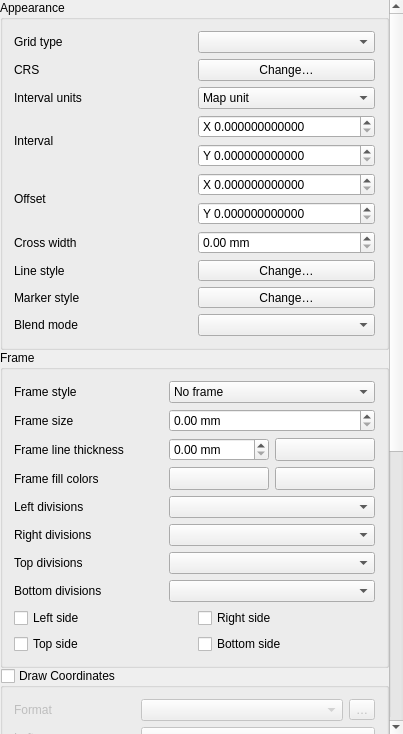
Old version of the form src/ui/layout/qgslayoutmapgridwidgetbase.ui in the repository qgis/QGIS.
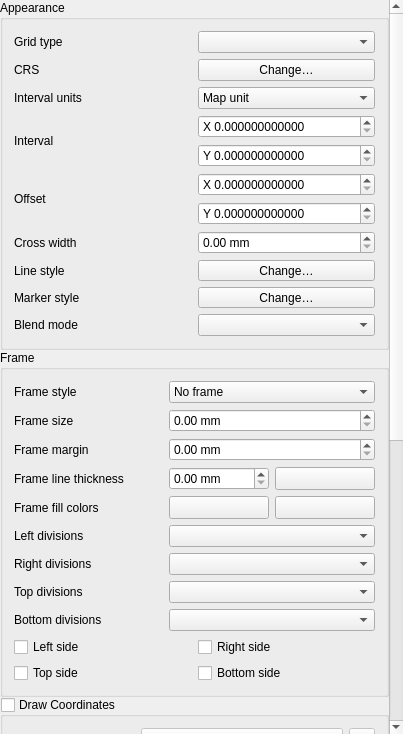
New version of the form. Icons and pictures are not drawn. Custom widgets are drawn as their Qt base class.

Commit message: [FEATURE] [needs-docs] Add the grid frame MARGIN In the "Print Layout" map grid

What changed in the file:
```diff
--- a/src/ui/layout/qgslayoutmapgridwidgetbase.ui
+++ b/src/ui/layout/qgslayoutmapgridwidgetbase.ui
@@ -330,14 +330,14 @@
             </property>
            </widget>
           </item>
-          <item row="2" column="0">
+          <item row="3" column="0">
            <widget class="QLabel" name="mFramePenLabel">
             <property name="text">
              <string>Frame line thickness</string>
             </property>
            </widget>
           </item>
-          <item row="2" column="1">
+          <item row="3" column="1">
            <widget class="QgsDoubleSpinBox" name="mGridFramePenSizeSpinBox">
             <property name="suffix">
              <string> mm</string>
@@ -347,7 +347,7 @@
             </property>
            </widget>
           </item>
-          <item row="2" column="2">
+          <item row="3" column="2">
            <widget class="QgsColorButton" name="mGridFramePenColorButton">
             <property name="minimumSize">
              <size>
@@ -366,14 +366,14 @@
             </property>
            </widget>
           </item>
-          <item row="3" column="0">
+          <item row="4" column="0">
            <widget class="QLabel" name="mFrameFillLabel">
             <property name="text">
              <string>Frame fill colors</string>
             </property>
            </widget>
           </item>
-          <item row="3" column="1">
+          <item row="4" column="1">
            <widget class="QgsColorButton" name="mGridFrameFill1ColorButton">
             <property name="minimumSize">
              <size>
@@ -392,7 +392,7 @@
             </property>
            </widget>
           </item>
-          <item row="3" column="2">
+          <item row="4" column="2">
            <widget class="QgsColorButton" name="mGridFrameFill2ColorButton">
             <property name="minimumSize">
              <size>
@@ -411,7 +411,7 @@
             </property>
            </widget>
           </item>
-          <item row="8" column="0" colspan="3">
+          <item row="9" column="0" colspan="3">
            <layout class="QGridLayout" name="gridLayout_4">
             <item row="0" column="0">
              <widget class="QCheckBox" name="mCheckGridLeftSide">
@@ -487,46 +487,63 @@
             </property>
            </widget>
           </item>
-          <item row="5" column="0">
+          <item row="6" column="0">
            <widget class="QLabel" name="mRightDivisionsLabel">
             <property name="text">
              <string>Right divisions</string>
             </property>
            </widget>
           </item>
-          <item row="4" column="0">
+          <item row="5" column="0">
            <widget class="QLabel" name="mLeftDivisionsLabel">
             <property name="text">
              <string>Left divisions</string>
             </property>
            </widget>
           </item>
-          <item row="6" column="0">
+          <item row="7" column="0">
            <widget class="QLabel" name="mTopDivisionsLabel">
             <property name="text">
              <string>Top divisions</string>
             </property>
            </widget>
           </item>
-          <item row="7" column="0">
+          <item row="8" column="0">
            <widget class="QLabel" name="mBottomDivisionsLabel">
             <property name="text">
              <string>Bottom divisions</string>
             </property>
            </widget>
           </item>
-          <item row="4" column="1" colspan="2">
-           <widget class="QComboBox" name="mFrameDivisionsLeftComboBox"/>
-          </item>
           <item row="5" column="1" colspan="2">
-           <widget class="QComboBox" name="mFrameDivisionsRightComboBox"/>
+           <widget class="QComboBox" name="mFrameDivisionsLeftComboBox"/>
           </item>
           <item row="6" column="1" colspan="2">
-           <widget class="QComboBox" name="mFrameDivisionsTopComboBox"/>
+           <widget class="QComboBox" name="mFrameDivisionsRightComboBox"/>
           </item>
           <item row="7" column="1" colspan="2">
+           <widget class="QComboBox" name="mFrameDivisionsTopComboBox"/>
+          </item>
+          <item row="8" column="1" colspan="2">
            <widget class="QComboBox" name="mFrameDivisionsBottomComboBox"/>
           </item>
+          <item row="2" column="0">
+           <widget class="QLabel" name="mFrameMarginLabel">
+            <property name="text">
+             <string>Frame margin</string>
+            </property>
+           </widget>
+          </item>
+          <item row="2" column="1" colspan="2">
+           <widget class="QgsDoubleSpinBox" name="mGridFrameMarginSpinBox">
+            <property name="suffix">
+             <string> mm</string>
+            </property>
+            <property name="showClearButton" stdset="0">
+             <bool>false</bool>
+            </property>
+           </widget>
+          </item>
          </layout>
         </widget>
        </item>
```
Left out of the diff: 1 changed line with no effect on the pictures. The commit also changes 5 other files.
